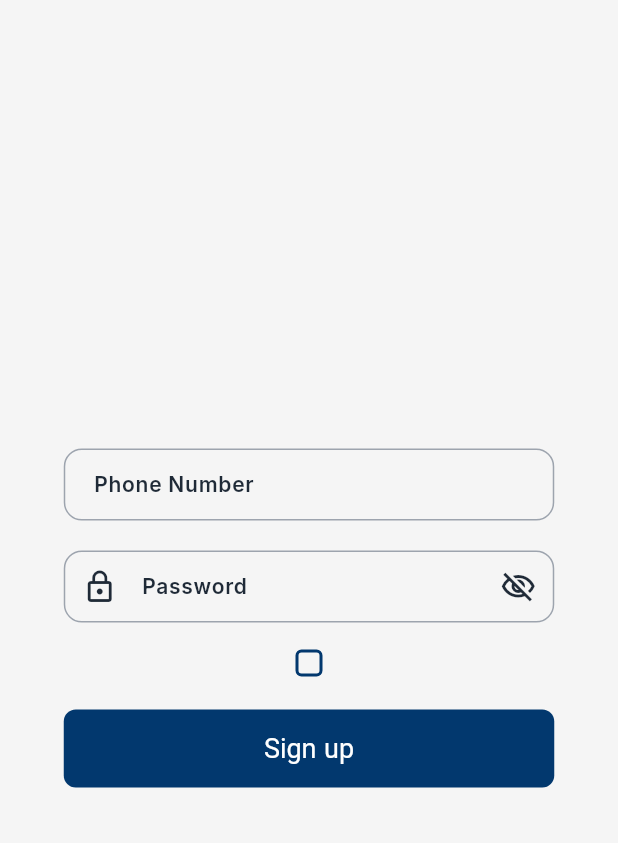
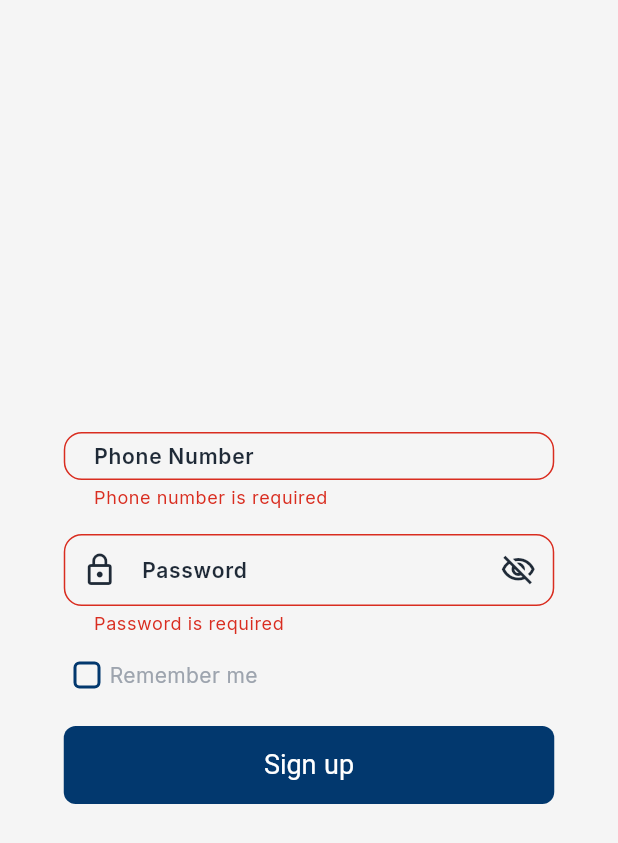
Before and after one commit to ILemonshotI/Simsar_Rent_Application, a Flutter app: the screen it shows after launch, after a tap on "Sign up", on a phone screen of 412 x 824 dp. Shown: the top 843 px of the screen. Run offline on Flutter 3.47's test engine with Material 3 defaults, Android fonts, the phone set to English and light mode, and no system bars; our stand-ins replace dio, google_fonts.

Commit message:
working Login Screen

```diff
--- a/lib/Custom_Widgets/Text_Fields/password_field.dart
+++ b/lib/Custom_Widgets/Text_Fields/password_field.dart
@@ -29,7 +29,6 @@ class _SPasswordFieldState extends State<SPasswordField> {
   Widget build(BuildContext context) {
     return SizedBox(
       width: 327,
-      height: 52,
       child: TextFormField(
         controller: widget.controller,
         obscureText: _obscureText,
--- /dev/null
+++ b/lib/Custom_Widgets/Tiles/checkbox_tile.dart
@@ -0,0 +1,46 @@
+import 'package:flutter/material.dart';
+import 'package:simsar/Custom_Widgets/Buttons/checkbox.dart';
+
+class SCheckboxTile extends StatelessWidget {
+  final bool value;
+  final ValueChanged<bool?> onChanged;
+  final String text;
+  final VoidCallback? onTap;
+
+  const SCheckboxTile({
+    super.key,
+    required this.value,
+    required this.onChanged,
+    required this.text,
+    this.onTap,
+  });
+
+  @override
+  Widget build(BuildContext context) {
+    final textStyle = Theme.of(context).textTheme.bodyMedium;
+
+    return GestureDetector(
+      onTap: onTap ??
+          () {
+            onChanged(!value);
+          },
+      behavior: HitTestBehavior.translucent,
+      child: Row(
+        crossAxisAlignment: CrossAxisAlignment.center,
+        children: [
+          SCheckbox(
+            value: value,
+            onChanged: onChanged,
+          ),
+          const SizedBox(width: 8),
+          Expanded(
+            child: Text(
+              text,
+              style: textStyle,
+            ),
+          ),
+        ],
+      ),
+    );
+  }
+}
--- a/lib/Screens/login_screen.dart
+++ b/lib/Screens/login_screen.dart
@@ -2,48 +2,120 @@ import 'package:flutter/material.dart';
 import 'package:simsar/Custom_Widgets/Buttons/primary_button.dart';
 import 'package:simsar/Custom_Widgets/Text_Fields/text_field.dart';
 import 'package:simsar/Custom_Widgets/Text_Fields/password_field.dart';
-import 'package:simsar/Custom_Widgets/Buttons/checkbox.dart';
+import 'package:simsar/Custom_Widgets/Tiles/checkbox_tile.dart';
+import 'package:simsar/Custom_Widgets/Tiles/login_header.dart';
 
-class SignUpForm extends StatefulWidget {
-  const SignUpForm({super.key});
+class LoginScreen extends StatefulWidget {
+
+  const LoginScreen({super.key});
+  @override
+  State<LoginScreen> createState() => _LoginScreenState();
+}
+
+class _LoginScreenState extends State<LoginScreen> {
+
+  bool agreed = false;
+  final TextEditingController phoneController = TextEditingController();
+  final TextEditingController passwordController = TextEditingController();
+  final GlobalKey<FormState> _formKey = GlobalKey<FormState>();
 
   @override
-  State<SignUpForm> createState() => _SignUpFormState();
+
+  void dispose() {
+    phoneController.dispose();
+    passwordController.dispose();
+    super.dispose();
   }
 
-class _SignUpFormState extends State<SignUpForm> {
-  bool agreed = false;
+
+
+void _handleLogin() {
+
+    // 2. Trigger validation
+    if (_formKey.currentState!.validate()) {
+      // If valid, proceed with login
+      String phone = phoneController.text.trim();
+      String password = passwordController.text;
+
+      print('Login Success: $phone , $password');
+    } else {
+      print('Validation failed');
+    }
+
+  }
+
+
 
   @override
+
   Widget build(BuildContext context) {
-    return Column(
+
+    return  Form(
+      key: _formKey,
+
+      child: Column(
         mainAxisAlignment: MainAxisAlignment.center,
+
         children: [
+        //LoginHeader(),
         STextField(
           labelText: "Phone Number",
+          controller: phoneController,
+          keyboardType: TextInputType.phone,
+          validator: (value) {
+
+            if (value == null || value.isEmpty) {
+              return "Phone number is required";
+            }
+
+            // Regex: ^ (start), 09 (literal), [0-9]{8} (8 digits), $ (end)
+            final phoneRegExp = RegExp(r'^09[0-9]{8}$');
+
+            if (!phoneRegExp.hasMatch(value)) {
+              return "Format must be 09XXXXXXXX";
+            }
+            return null;
+          }
         ),
         const SizedBox(height: 16),
 
         SPasswordField(
           labelText: "Password",
+          controller: passwordController,
+          validator: (value) {
+              if (value == null || value.isEmpty) {
+                return "Password is required";
+              }
+              if (value.length < 6) {
+                return "Password cant contain less than 6 characters";
+              }
+              return null; // Return null if input is valid
+            }
         ),
+
         const SizedBox(height: 16),
-
-        SCheckbox(
+        Center(
+        child: SizedBox(
+        width: 310, // same width as inputs & buttons
+        child: SCheckboxTile(
         value: agreed,
+        text: "Remember me",
         onChanged: (value) {
               setState(() {
                 agreed = value ?? false;
               });
             },
           ),
+        ),
+      ),
         const SizedBox(height: 24),
-
         SPrimaryButton(
           text: "Sign up",
-          onPressed: () {} ,
+          onPressed: _handleLogin ,
         ),
       ],
+    )
     );
   }
+
 }
--- a/lib/Theme/check_box_theme.dart
+++ b/lib/Theme/check_box_theme.dart
@@ -15,6 +15,7 @@ class SCheckboxTheme {
       if (states.contains(WidgetState.selected)) {
         return SAppColors.background;
       }
+      return null;
 
     }),
 
@@ -44,6 +45,7 @@ class SCheckboxTheme {
       if (states.contains(WidgetState.selected)) {
         return SAppColors.darkBackground;
       }
+      return null;
     }),
 
     // 3. Fill Color: The color that fills the box (the border is derived from this)
--- a/lib/main.dart
+++ b/lib/main.dart
@@ -1,29 +1,63 @@
 import 'package:flutter/material.dart';
-import 'package:simsar/Theme/app_theme.dart';
-// import 'package:simsar/Custom_Widgets/Buttons/primary_button.dart';
-// import 'package:simsar/Custom_Widgets/Text_Fields/text_field.dart';
-// import 'package:simsar/Custom_Widgets/Text_Fields/password_field.dart';
-// import 'package:simsar/Custom_Widgets/Buttons/checkbox.dart';
+
 import 'package:simsar/Screens/login_screen.dart';
 
+import 'package:simsar/Theme/app_theme.dart';
+
+// import 'package:simsar/Custom_Widgets/Buttons/primary_button.dart';
+
+// import 'package:simsar/Custom_Widgets/Text_Fields/text_field.dart';
+
+// import 'package:simsar/Custom_Widgets/Text_Fields/password_field.dart';
+
+// import 'package:simsar/Custom_Widgets/Buttons/checkbox.dart';
+
 void main() {
+
   runApp(const MyApp());
+
 }
 
+
+
+  @override
+
 class MyApp extends StatelessWidget {
+
   const MyApp({super.key});
 
+
+
   @override
+
   Widget build(BuildContext context) {
+
     return MaterialApp(
+
       debugShowCheckedModeBanner: false,
-      // Apply your custom theme here
+
       theme: SAppTheme.lightTheme,
+
+      darkTheme: SAppTheme.darkTheme,
+
+      themeMode: ThemeMode.system,
+
+      // Just call LoginScreen here. Don't add Scaffold/Center here.
+
       home: Scaffold(
+
         body: Center(
-        child: SignUpForm(),
+
+          child: LoginScreen(),
+
         ),
+
       ),
+
     );
+
   }
-}// End of the code file
+
+}
+
+// End of the code file
--- a/pubspec.yaml
+++ b/pubspec.yaml
@@ -35,6 +35,7 @@ dependencies:
   # Use with the CupertinoIcons class for iOS style icons.
   cupertino_icons: ^1.0.8
   google_fonts: ^6.3.3
+  dio: ^5.9.0
 
 dev_dependencies:
   flutter_test:
```
Also changed, not shown: lib/Custom_Widgets/Tiles/login_header.dart (added, +36 -0 lines), lib/Network/api_client.dart (added, +14 -0 lines), pubspec.lock, 1 other file. Lines whose indentation alone changed are shown as unchanged.
